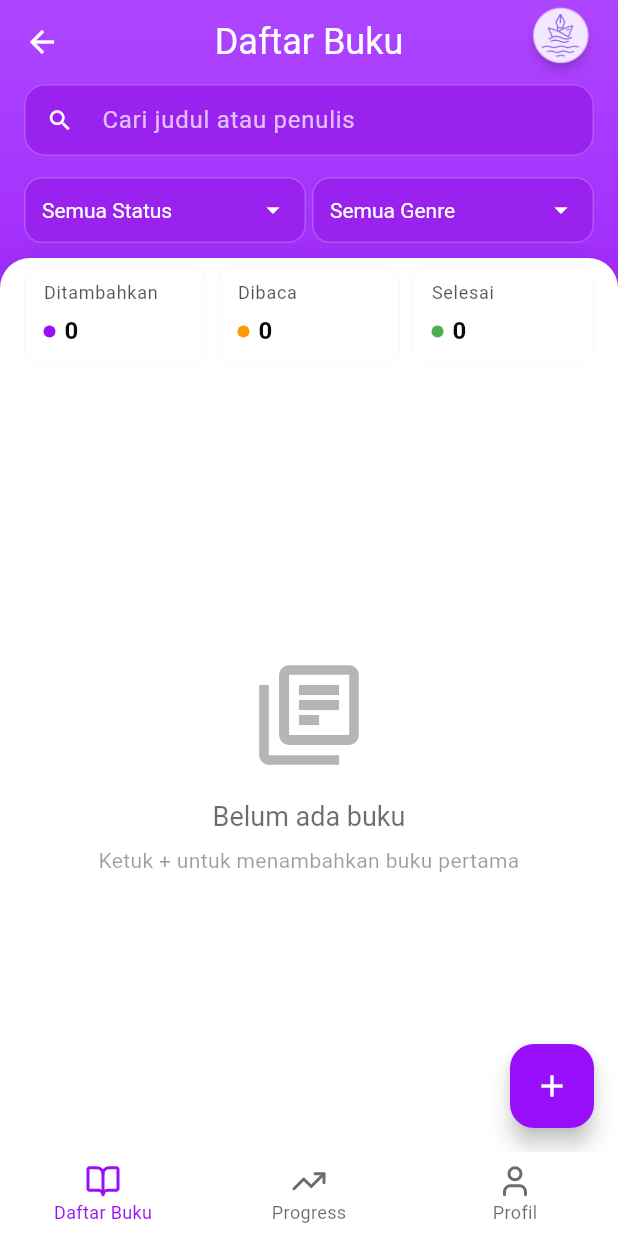
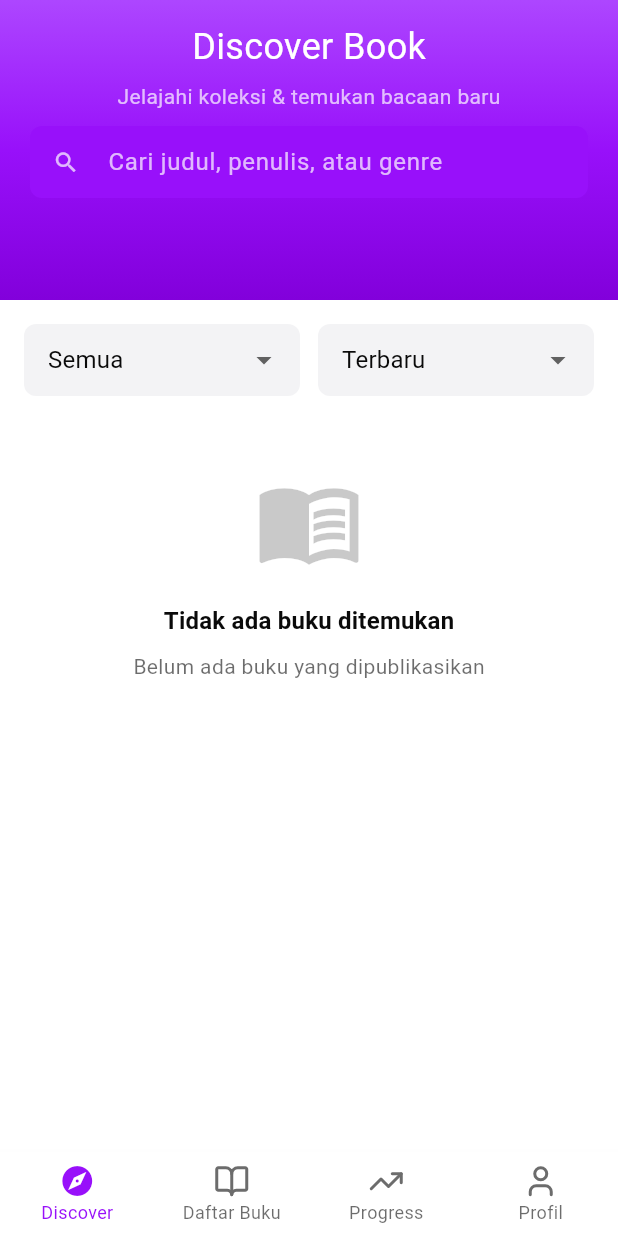
Before and after one commit to Rainy1502/ink_voyage, a Flutter app: the HomeScreen screen opened by its route, on a phone screen of 412 x 824 dp. Run offline on Flutter 3.47's test engine with Material 3 defaults, Android fonts, the phone set to English and light mode, and no system bars; our stand-ins replace cloud_firestore, firebase_auth, firebase_core, firebase_storage, fl_chart, flutter_svg and 2 more; accounts and stored records are empty; Roboto replaces fonts that are missing (Arimo).

Commit message:
feat(discover): add Discover screen UI, dropdown filters, empty-state and lint fixes

```diff
--- /dev/null
+++ b/lib/screens/discover_screen.dart
@@ -0,0 +1,295 @@
+import 'package:flutter/material.dart';
+import 'package:provider/provider.dart';
+import 'package:ink_voyage/providers/book_provider.dart';
+import 'package:ink_voyage/widgets/vertical_book_card.dart';
+
+class DiscoverScreen extends StatefulWidget {
+  const DiscoverScreen({super.key});
+
+  @override
+  State<DiscoverScreen> createState() => _DiscoverScreenState();
+}
+
+class _DiscoverScreenState extends State<DiscoverScreen> {
+  final TextEditingController _searchController = TextEditingController();
+  String _selectedGenre = 'Semua';
+  String _selectedSort = 'Terbaru';
+
+  @override
+  void dispose() {
+    _searchController.dispose();
+    super.dispose();
+  }
+
+  @override
+  Widget build(BuildContext context) {
+    final theme = Theme.of(context);
+    final topSafe = MediaQuery.of(context).padding.top;
+    final bottomSafe = MediaQuery.of(context).padding.bottom;
+
+    return Scaffold(
+      backgroundColor: theme.colorScheme.surface,
+      body: Column(
+        children: [
+          // Header
+          Container(
+            width: double.infinity,
+            height: 200,
+            padding: EdgeInsets.only(
+              top: topSafe + 14,
+              left: 20,
+              right: 20,
+              bottom: 12,
+            ),
+            decoration: const BoxDecoration(
+              gradient: LinearGradient(
+                begin: Alignment.topCenter,
+                end: Alignment.bottomCenter,
+                colors: [
+                  Color(0xFFAD46FF),
+                  Color(0xFF9810FA),
+                  Color(0xFF8200DB),
+                ],
+              ),
+            ),
+            child: Column(
+              crossAxisAlignment: CrossAxisAlignment.center,
+              children: [
+                Text('Discover Book', style: theme.appBarTheme.titleTextStyle),
+                const SizedBox(height: 6),
+                Text(
+                  'Jelajahi koleksi & temukan bacaan baru',
+                  style: theme.textTheme.bodyMedium?.copyWith(
+                    color: Colors.white70,
+                  ),
+                ),
+                const SizedBox(height: 10),
+                // Search field
+                SizedBox(
+                  height: 48,
+                  child: TextField(
+                    controller: _searchController,
+                    style: const TextStyle(color: Colors.white),
+                    decoration: InputDecoration(
+                      isDense: true,
+                      contentPadding: const EdgeInsets.symmetric(
+                        horizontal: 14,
+                        vertical: 12,
+                      ),
+                      prefixIcon: const Icon(
+                        Icons.search,
+                        color: Colors.white70,
+                      ),
+                      hintText: 'Cari judul, penulis, atau genre',
+                      hintStyle: const TextStyle(color: Colors.white70),
+                      filled: true,
+                      fillColor: const Color(0xFF9810FA),
+                      border: OutlineInputBorder(
+                        borderRadius: BorderRadius.circular(14),
+                        borderSide: BorderSide.none,
+                      ),
+                    ),
+                    onChanged: (_) => setState(() {}),
+                  ),
+                ),
+              ],
+            ),
+          ),
+
+          // Content
+          Expanded(
+            child: Container(
+              width: double.infinity,
+              decoration: BoxDecoration(
+                color: theme.colorScheme.surface,
+                borderRadius: const BorderRadius.vertical(
+                  top: Radius.circular(18),
+                ),
+              ),
+              child: Consumer<BookProvider>(
+                builder: (context, provider, _) {
+                  // NOTE: Discover should show works uploaded by authors (feature coming later).
+                  // For now keep Discover empty so it won't surface books from the main "Daftar Buku" list.
+                  final allBooks = <dynamic>[];
+
+                  // Build genre list
+                  final genres = <String>{'Semua'};
+                  for (final b in allBooks) {
+                    if (b.genre != null && b.genre!.trim().isNotEmpty) {
+                      genres.add(b.genre!);
+                    }
+                  }
+                  final genreList = genres.toList();
+
+                  // Filter by search & genre
+                  final query = _searchController.text.trim().toLowerCase();
+                  final filtered = allBooks.where((b) {
+                    final matchesGenre = _selectedGenre == 'Semua' || (b.genre ?? '') == _selectedGenre;
+                    final haystack = '${b.title} ${b.author} ${b.genre ?? ''}';
+                    final matchesQuery = query.isEmpty || haystack.toLowerCase().contains(query);
+                    return matchesGenre && matchesQuery;
+                  }).toList();
+
+                  // Sorting
+                  if (_selectedSort == 'Terbaru') {
+                    filtered.sort((a, b) => b.createdAt.compareTo(a.createdAt));
+                  } else if (_selectedSort == 'Rating Tertinggi') {
+                    filtered.sort(
+                      (a, b) => (b.rating ?? 0).compareTo(a.rating ?? 0),
+                    );
+                  } else if (_selectedSort == 'Paling Populer') {
+                    // popular: for now sort by rating as a simple proxy
+                    filtered.sort(
+                      (a, b) => (b.rating ?? 0).compareTo(a.rating ?? 0),
+                    );
+                  }
+
+                  final bottomPadding =
+                      bottomSafe + kBottomNavigationBarHeight + 16;
+
+                  return SingleChildScrollView(
+                    padding: EdgeInsets.fromLTRB(16, 16, 16, bottomPadding),
+                    child: Column(
+                      crossAxisAlignment: CrossAxisAlignment.start,
+                      children: [
+                        // Dropdown row: Genre (left) + Sort (right)
+                        Row(
+                          children: [
+                            Expanded(
+                              flex: 1,
+                              child: DropdownButtonFormField<String>(
+                                initialValue: _selectedGenre,
+                                isExpanded: true,
+                                decoration: InputDecoration(
+                                  border: OutlineInputBorder(
+                                    borderRadius: BorderRadius.circular(12),
+                                  ),
+                                  contentPadding: const EdgeInsets.symmetric(
+                                    horizontal: 12,
+                                    vertical: 10,
+                                  ),
+                                ),
+                                items: genreList
+                                    .map(
+                                      (g) => DropdownMenuItem(
+                                        value: g,
+                                        child: Text(g),
+                                      ),
+                                    )
+                                    .toList(),
+                                onChanged: (v) => setState(() {
+                                  _selectedGenre = v ?? 'Semua';
+                                }),
+                              ),
+                            ),
+                            const SizedBox(width: 12),
+                            Expanded(
+                              flex: 1,
+                              child: DropdownButtonFormField<String>(
+                                initialValue: _selectedSort,
+                                isExpanded: true,
+                                decoration: InputDecoration(
+                                  border: OutlineInputBorder(
+                                    borderRadius: BorderRadius.circular(12),
+                                  ),
+                                  contentPadding: const EdgeInsets.symmetric(
+                                    horizontal: 12,
+                                    vertical: 10,
+                                  ),
+                                ),
+                                items: const [
+                                  DropdownMenuItem(
+                                    value: 'Terbaru',
+                                    child: Text('Terbaru'),
+                                  ),
+                                  DropdownMenuItem(
+                                    value: 'Rating Tertinggi',
+                                    child: Text('Rating Tertinggi'),
+                                  ),
+                                  DropdownMenuItem(
+                                    value: 'Paling Populer',
+                                    child: Text('Paling Populer'),
+                                  ),
+                                ],
+                                onChanged: (v) => setState(() {
+                                  _selectedSort = v ?? 'Terbaru';
+                                }),
+                              ),
+                            ),
+                          ],
+                        ),
+
+                        const SizedBox(height: 12),
+
+                        // Single filtered list controlled only by dropdowns (genre + sort)
+                        // Build the body widget (either empty-state or the list) to avoid flow-control lint
+                        Builder(builder: (context) {
+                          final Widget bodyContent;
+                          if (filtered.isEmpty) {
+                            bodyContent = Padding(
+                              padding: const EdgeInsets.only(top: 36, bottom: 80),
+                              child: Center(
+                                child: Column(
+                                  mainAxisSize: MainAxisSize.min,
+                                  children: [
+                                    Icon(
+                                      Icons.menu_book_outlined,
+                                      size: 72,
+                                      color: theme.colorScheme.onSurface.withValues(alpha: 0.22),
+                                    ),
+                                    const SizedBox(height: 18),
+                                    Text(
+                                      'Tidak ada buku ditemukan',
+                                      style: theme.textTheme.titleMedium?.copyWith(
+                                        fontWeight: FontWeight.w700,
+                                      ),
+                                    ),
+                                    const SizedBox(height: 8),
+                                    Text(
+                                      'Belum ada buku yang dipublikasikan',
+                                      style: theme.textTheme.bodyMedium?.copyWith(
+                                        color: theme.colorScheme.onSurface.withValues(alpha: 0.6),
+                                      ),
+                                    ),
+                                  ],
+                                ),
+                              ),
+                            );
+                          } else {
+                            bodyContent = Column(
+                              children: filtered
+                                  .map(
+                                    (b) => Padding(
+                                      padding: const EdgeInsets.only(
+                                        bottom: 12.0,
+                                      ),
+                                      child: VerticalBookCard(
+                                        book: b,
+                                        onFollow: () {},
+                                        onAdd: () {},
+                                        onTap: () => Navigator.pushNamed(
+                                          context,
+                                          '/book-detail',
+                                          arguments: b.id,
+                                        ),
+                                      ),
+                                    ),
+                                  )
+                                  .toList(),
+                            );
+                          }
+
+                          return bodyContent;
+                        }),
+                      ],
+                    ),
+                  );
+                },
+              ),
+            ),
+          ),
+        ],
+      ),
+    );
+  }
+}
--- a/lib/screens/home_screen.dart
+++ b/lib/screens/home_screen.dart
@@ -1,6 +1,7 @@
 import 'package:flutter/material.dart';
 import '../utils/icon_helper.dart';
 import 'book_list_screen.dart';
+import 'discover_screen.dart';
 import 'progress_screen.dart';
 import 'profile_screen.dart';
 
@@ -15,6 +16,7 @@ class _HomeScreenState extends State<HomeScreen> {
   int _selectedIndex = 0;
 
   final List<Widget> _screens = const [
+    DiscoverScreen(),
     BookListScreen(),
     ProgressScreen(),
     ProfileScreen(),
@@ -26,6 +28,16 @@ class _HomeScreenState extends State<HomeScreen> {
     });
   }
 
+  // Helpful debug: show mapping at runtime when navigation item tapped
+  void _onItemTappedWithLog(int index) {
+    final labels = ['Discover', 'Daftar Buku', 'Progress', 'Profil'];
+    final label = (index >= 0 && index < labels.length)
+        ? labels[index]
+        : 'unknown';
+    debugPrint('BottomNav tapped: index=$index label=$label');
+    _onItemTapped(index);
+  }
+
   @override
   Widget build(BuildContext context) {
     final theme = Theme.of(context);
@@ -34,13 +46,20 @@ class _HomeScreenState extends State<HomeScreen> {
       body: _screens[_selectedIndex],
       bottomNavigationBar: BottomNavigationBar(
         currentIndex: _selectedIndex,
-        onTap: _onItemTapped,
+        onTap: _onItemTappedWithLog,
         selectedItemColor: theme.colorScheme.primary,
         unselectedItemColor: theme.colorScheme.onSurface.withValues(alpha: 0.6),
         selectedFontSize: 12,
         unselectedFontSize: 12,
         type: BottomNavigationBarType.fixed,
         items: [
+          BottomNavigationBarItem(
+            icon: AppIcons.navDiscover(
+              color: theme.colorScheme.onSurface.withValues(alpha: 0.6),
+            ),
+            activeIcon: AppIcons.navDiscover(color: theme.colorScheme.primary),
+            label: 'Discover',
+          ),
           BottomNavigationBarItem(
             icon: AppIcons.navBooks(
               color: theme.colorScheme.onSurface.withValues(alpha: 0.6),
--- a/lib/utils/icon_helper.dart
+++ b/lib/utils/icon_helper.dart
@@ -34,6 +34,11 @@ class AppIcons {
           ? ColorFilter.mode(color, BlendMode.srcIn)
           : null,
     );
+  }
+
+  static Widget navDiscover({Color? color, double size = 24}) {
+    // No SVG asset for discover yet; use built-in icon so feature is available.
+    return Icon(Icons.explore, size: size, color: color ?? Colors.black);
   }
 
   // Profile Stats Icons
```
Also changed, not shown: lib/widgets/compact_book_card.dart (added, +115 -0 lines), lib/widgets/vertical_book_card.dart (added, +202 -0 lines), 1 other file.
